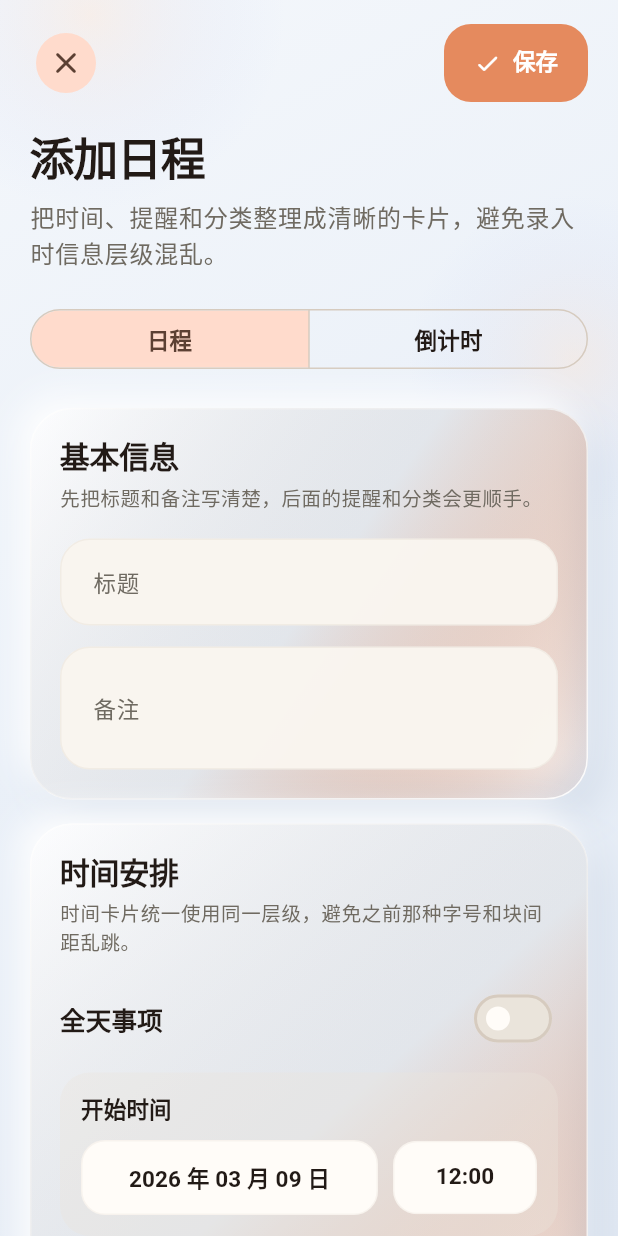
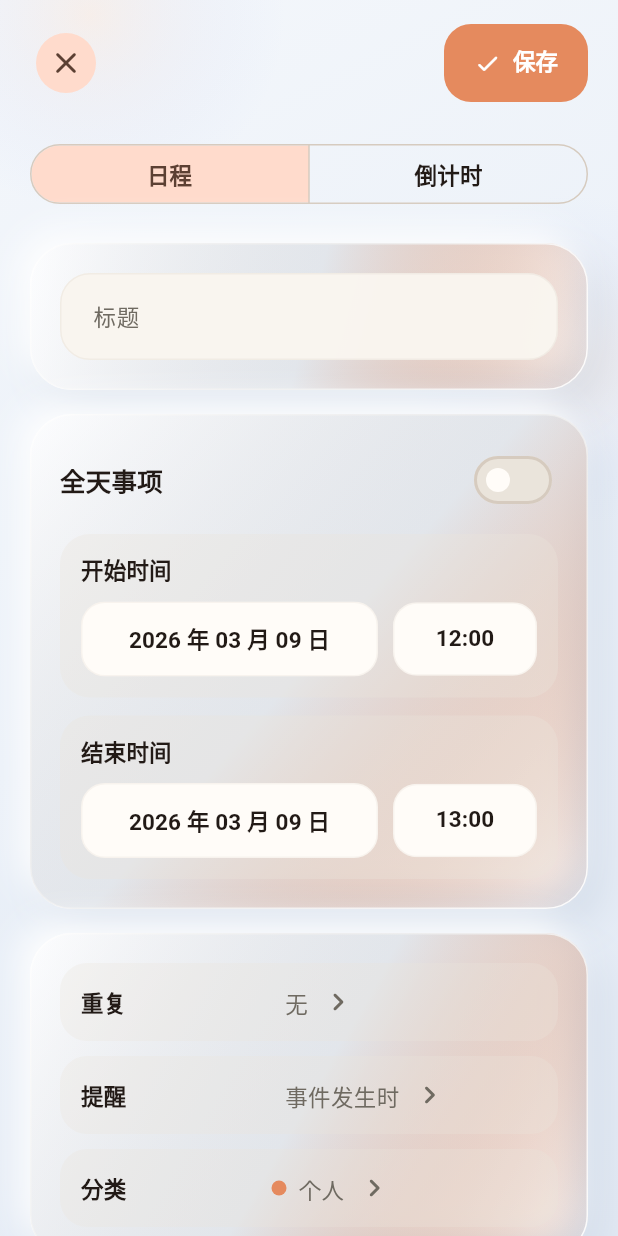
Before and after one commit to BinGess/DoggylogB, a Flutter app: the CalendarScreen screen opened directly, after a tap on the "add" icon, on a phone screen of 412 x 824 dp. Run offline on Flutter 3.47's test engine with Material 3 defaults, Android fonts, the phone set to English and light mode, and no system bars; our stand-ins replace drift, flutter_local_notifications, flutter_riverpod, flutter_timezone, geolocator, go_router and 4 more; accounts and stored records are empty; generated files the repository leaves out were written again.

Commit message:
优化简化了界面效果

```diff
--- a/lib/features/calendar/presentation/calendar_screen.dart
+++ b/lib/features/calendar/presentation/calendar_screen.dart
@@ -518,16 +518,6 @@ class _CompactWeekView extends StatelessWidget {
                     ),
                     const SizedBox(height: 16),
                     SizedBox(
-                      height: 22,
-                      child: selected
-                          ? const SizedBox.shrink()
-                          : _PawStamp(
-                              size: 18,
-                              color: scheme.onSurface.withValues(alpha: 0.06),
-                            ),
-                    ),
-                    const SizedBox(height: 12),
-                    SizedBox(
                       height: 52,
                       child: selected && selectedPet != null
                           ? Align(
@@ -538,7 +528,18 @@ class _CompactWeekView extends StatelessWidget {
                                 height: 46,
                               ),
                             )
-                          : const SizedBox.shrink(),
+                          : Align(
+                              alignment: Alignment.topCenter,
+                              child: Padding(
+                                padding: const EdgeInsets.only(top: 12),
+                                child: _PawStamp(
+                                  size: 18,
+                                  color: scheme.onSurface.withValues(
+                                    alpha: 0.06,
+                                  ),
+                                ),
+                              ),
+                            ),
                     ),
                   ],
                 ),
--- a/lib/features/shared/presentation/create_entry_screen.dart
+++ b/lib/features/shared/presentation/create_entry_screen.dart
@@ -40,7 +40,6 @@ class _CreateEntryScreenState extends ConsumerState<CreateEntryScreen>
     with SingleTickerProviderStateMixin {
   late final TabController _tabController;
   late final TextEditingController _titleController;
-  late final TextEditingController _noteController;
   late bool _allDay;
   late DateTime _startAt;
   late DateTime _endAt;
@@ -69,7 +68,6 @@ class _CreateEntryScreenState extends ConsumerState<CreateEntryScreen>
           }
         });
     _titleController = TextEditingController();
-    _noteController = TextEditingController();
     _allDay = false;
     _startAt = base;
     _endAt = base.add(const Duration(hours: 1));
@@ -80,13 +78,11 @@ class _CreateEntryScreenState extends ConsumerState<CreateEntryScreen>
   void dispose() {
     _tabController.dispose();
     _titleController.dispose();
-    _noteController.dispose();
     super.dispose();
   }
 
   @override
   Widget build(BuildContext context) {
-    final theme = Theme.of(context);
     return Scaffold(
       body: SoftBackdrop(
         child: SafeArea(
@@ -113,20 +109,7 @@ class _CreateEntryScreenState extends ConsumerState<CreateEntryScreen>
                 child: ListView(
                   padding: const EdgeInsets.fromLTRB(20, 20, 20, 36),
                   children: [
-                    Text(
-                      _activeTab == CreateEntryTab.schedule ? '添加日程' : '添加倒计时',
-                      style: theme.textTheme.headlineLarge,
-                    ),
-                    const SizedBox(height: 10),
-                    Text(
-                      _activeTab == CreateEntryTab.schedule
-                          ? '把时间、提醒和分类整理成清晰的卡片，避免录入时信息层级混乱。'
-                          : '为即将到来的重要时刻建立一个更有仪式感的提醒入口。',
-                      style: theme.textTheme.bodyLarge?.copyWith(
-                        color: theme.colorScheme.onSurfaceVariant,
-                      ),
-                    ),
-                    const SizedBox(height: 22),
+                    const SizedBox(height: 4),
                     _SegmentedTabBar(
                       controller: _tabController,
                       onChanged: (index) {
@@ -155,8 +138,7 @@ class _CreateEntryScreenState extends ConsumerState<CreateEntryScreen>
       key: const ValueKey('schedule-form'),
       children: [
         _FormSection(
-          title: '基本信息',
-          subtitle: '先把标题和备注写清楚，后面的提醒和分类会更顺手。',
+          title: null,
           child: Column(
             children: [
               TextField(
@@ -167,23 +149,12 @@ class _CreateEntryScreenState extends ConsumerState<CreateEntryScreen>
                   hintText: '例如：带 Mochi 晚间遛弯',
                 ),
               ),
-              const SizedBox(height: 14),
-              TextField(
-                controller: _noteController,
-                minLines: 2,
-                maxLines: 4,
-                decoration: const InputDecoration(
-                  labelText: '备注',
-                  hintText: '补充地点、要带的东西或注意事项',
-                ),
-              ),
             ],
           ),
         ),
         const SizedBox(height: 16),
         _FormSection(
-          title: '时间安排',
-          subtitle: '时间卡片统一使用同一层级，避免之前那种字号和块间距乱跳。',
+          title: null,
           child: Column(
             children: [
               Row(
@@ -249,8 +220,7 @@ class _CreateEntryScreenState extends ConsumerState<CreateEntryScreen>
         ),
         const SizedBox(height: 16),
         _FormSection(
-          title: '规则与分类',
-          subtitle: '提醒、重复和日历分类收敛到同一块里，减少界面噪声。',
+          title: null,
           child: Column(
             children: [
               _SelectionRow<_RepeatOption>(
@@ -309,8 +279,7 @@ class _CreateEntryScreenState extends ConsumerState<CreateEntryScreen>
       key: const ValueKey('countdown-form'),
       children: [
         _FormSection(
-          title: '倒计时标题',
-          subtitle: '建议用一个具体的事件名称，避免以后列表里一堆“重要日子”。',
+          title: null,
           child: Column(
             children: [
               TextField(
@@ -321,23 +290,12 @@ class _CreateEntryScreenState extends ConsumerState<CreateEntryScreen>
                   hintText: '例如：Mochi 生日 / 年度体检 / 疫苗到期',
                 ),
               ),
-              const SizedBox(height: 14),
-              TextField(
-                controller: _noteController,
-                minLines: 2,
-                maxLines: 3,
-                decoration: const InputDecoration(
-                  labelText: '备注',
-                  hintText: '可选：补充地点、准备事项或需要提醒的人',
-                ),
-              ),
             ],
           ),
         ),
         const SizedBox(height: 16),
         _FormSection(
-          title: '目标时间',
-          subtitle: '保留大号时间按钮，但统一字体和圆角，不再像临时拼出来的卡片。',
+          title: null,
           child: Row(
             children: [
               Expanded(
@@ -369,8 +327,7 @@ class _CreateEntryScreenState extends ConsumerState<CreateEntryScreen>
         ),
         const SizedBox(height: 16),
         _FormSection(
-          title: '提醒与风格',
-          subtitle: '把提醒方式和展示贴纸收在一起，让这个页面更像一个完整编辑器。',
+          title: null,
           child: Column(
             children: [
               _SelectionRow<_ReminderOption>(
@@ -421,7 +378,6 @@ class _CreateEntryScreenState extends ConsumerState<CreateEntryScreen>
 
   Future<void> _submit() async {
     final title = _titleController.text.trim();
-    final note = _noteController.text.trim();
     if (title.isEmpty) {
       _showMessage('请输入标题');
       return;
@@ -445,7 +401,7 @@ class _CreateEntryScreenState extends ConsumerState<CreateEntryScreen>
           .read(appStateProvider.notifier)
           .saveTask(
             title: title,
-            description: note,
+            description: '',
             startAt: startAt,
             endAt: endAt,
             category: _calendar.category,
@@ -660,12 +616,12 @@ class _SegmentedTabBar extends StatelessWidget {
 class _FormSection extends StatelessWidget {
   const _FormSection({
     required this.title,
-    required this.subtitle,
+    this.subtitle,
     required this.child,
   });
 
-  final String title;
-  final String subtitle;
+  final String? title;
+  final String? subtitle;
   final Widget child;
 
   @override
@@ -675,10 +631,19 @@ class _FormSection extends StatelessWidget {
       child: Column(
         crossAxisAlignment: CrossAxisAlignment.start,
         children: [
-          Text(title, style: Theme.of(context).textTheme.titleLarge),
-          const SizedBox(height: 6),
-          Text(subtitle, style: Theme.of(context).textTheme.bodySmall),
-          const SizedBox(height: 18),
+          if (title != null) ...[
+            Text(title!, style: Theme.of(context).textTheme.titleLarge),
+          ],
+          if (subtitle != null) ...[
+            const SizedBox(height: 6),
+            Text(
+              subtitle!,
+              style: Theme.of(context).textTheme.bodySmall?.copyWith(
+                    color: Theme.of(context).colorScheme.onSurfaceVariant,
+                  ),
+            ),
+          ],
+          if (title != null || subtitle != null) const SizedBox(height: 14),
           child,
         ],
       ),
```
